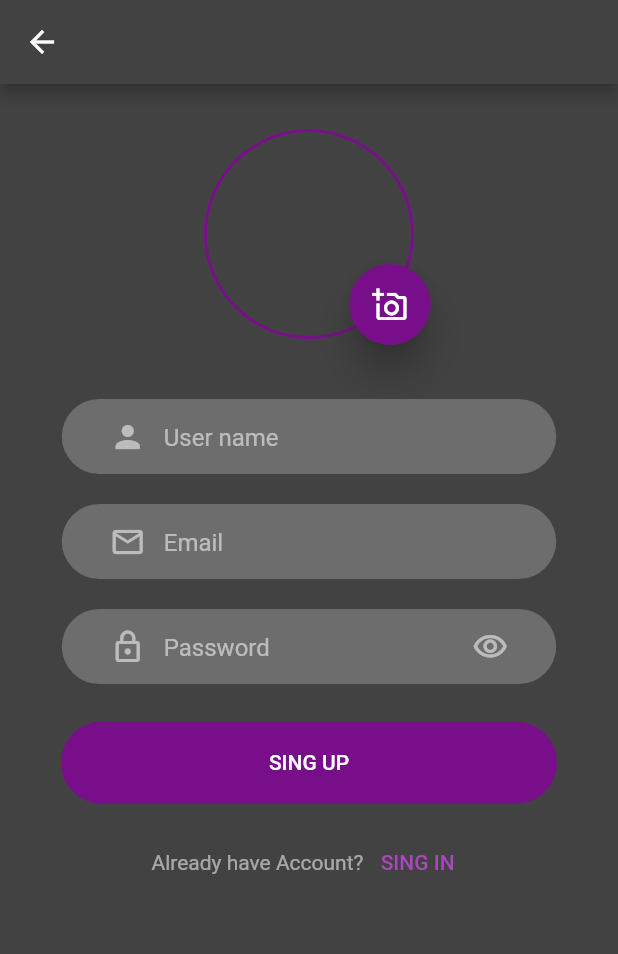
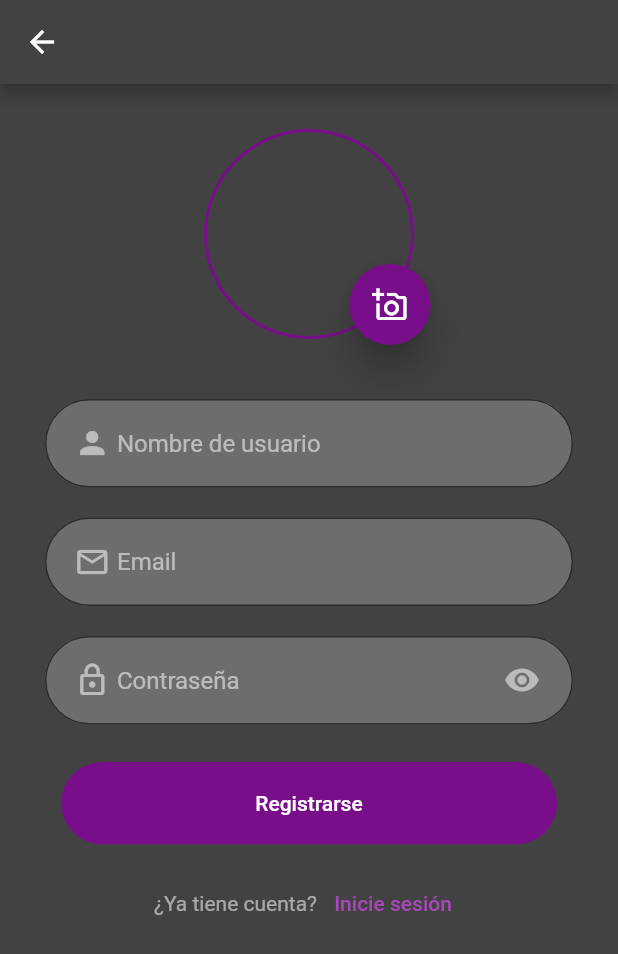
Before and after one commit to AlmudenaRA/GoTravel, a Flutter app: the SingUp screen opened by its route, on a phone screen of 412 x 824 dp. Shown: the top 954 px of the screen. Run offline on Flutter 3.47's test engine with Material 2 defaults, Android fonts, the phone set to English and light mode, and no system bars; our stand-ins replace cloud_firestore, firebase_auth, firebase_core, firebase_storage, google_sign_in, image_picker; accounts and stored records are empty.

Commit message:
Registra usuario sin foto

```diff
--- a/lib/constants.dart
+++ /dev/null
@@ -1,28 +0,0 @@
-class Constants {
-  //Textfield
-  static const String textEmail = 'Email';
-  static const String textPass = 'Password';
-  static const String textUserName = 'User name';
-  static const String textOptionPhoto = 'Elige una opción';
-  static const String textCamera = 'Cámara';
-  static const String textGallery = 'Galería';
-
-  //Button
-  static const String buttonLogin = 'LOGIN';
-  static const String buttonSingUp = 'SING UP';
-  static const String buttonSingIn = 'SING IN';
-
-  //Login
-  static const String textCuenta = "Don't have an Account? ";
-  static const String textOr = 'or';
-  static const String textSingIn = 'Sing in using';
-
-  //Routes
-  static const String routesSplash = 'splash_screen';
-  static const String routesLogin = 'login';
-  static const String routesSingUp = 'sing_up';
-  static const String routesHome = 'home';
-
-  //Sing up
-  static const String singAccount = "Already have Account? ";
-}
--- a/lib/main.dart
+++ b/lib/main.dart
@@ -1,7 +1,7 @@
 import 'package:firebase_core/firebase_core.dart';
 import 'package:flutter/material.dart';
 import 'package:flutter/services.dart';
-import 'package:gotravel/constants.dart';
+import 'package:gotravel/src/core/constants.dart';
 import 'package:gotravel/src/pages/home_page.dart';
 import 'package:gotravel/src/pages/login_page.dart';
 import 'package:gotravel/src/pages/sing_up.dart';
@@ -33,6 +33,7 @@
       theme: ThemeData(
         scaffoldBackgroundColor: MyColors.background,
         primaryColor: MyColors.background,
+        fontFamily: 'Roboto',
         visualDensity: VisualDensity.adaptivePlatformDensity,
       ),
 
--- a/lib/src/components/rounded_input_fiel.dart
+++ /dev/null
@@ -1,37 +0,0 @@
-import 'package:flutter/material.dart';
-import 'package:gotravel/src/components/text_field_container.dart';
-import 'package:gotravel/src/theme/my_colors.dart';
-
-class RoundedInputField extends StatelessWidget {
-  final String hintText;
-  final IconData icon;
-  final ValueChanged<String> onChanged;
-  final TextInputType keyboardType;
-  const RoundedInputField({
-    Key? key,
-    required this.hintText,
-    required this.icon,
-    required this.onChanged,
-    this.keyboardType = TextInputType.name,
-  }) : super(key: key);
-
-  @override
-  Widget build(BuildContext context) {
-    return TextFieldContainer(
-      child: TextField(
-        style: const TextStyle(color: MyColors.textWhite),
-        onChanged: onChanged,
-        keyboardType: keyboardType,
-        decoration: InputDecoration(
-          hintText: hintText,
-          hintStyle: const TextStyle(color: MyColors.textWhite),
-          prefixIcon: Icon(
-            icon,
-            color: MyColors.textWhite,
-          ),
-          border: InputBorder.none,
-        ),
-      ),
-    );
-  }
-}
--- /dev/null
+++ b/lib/src/core/constants.dart
@@ -0,0 +1,52 @@
+class Constants {
+  //Textfield
+  static const String textEmail = 'Email';
+  static const String textPass = 'Contraseña';
+  static const String textUserName = 'Nombre de usuario';
+  static const String textOptionPhoto = 'Elige una opción';
+  static const String textCamera = 'Cámara';
+  static const String textGallery = 'Galería';
+  static const String textRegistration = 'Registro';
+  static const String textRegistered = 'Registrado correctamente';
+
+  //Button
+  static const String buttonLogin = 'Iniciar sesión';
+  static const String buttonSingUp = 'Registrarse';
+  static const String buttonSingUpLogin = 'Registrarse aquí';
+  static const String buttonSingIn = 'Inicie sesión';
+  static const String buttonOk = 'OK';
+
+  //Login
+  static const String textCuenta = "¿No tiene cuenta? ";
+  static const String textOr = 'o';
+  static const String textSingIn = 'Inicie sesión con';
+
+  //Routes
+  static const String routesSplash = 'splash_screen';
+  static const String routesLogin = 'login';
+  static const String routesSingUp = 'sing_up';
+  static const String routesHome = 'home';
+
+  //Sing up
+  static const String singAccount = "¿Ya tiene cuenta? ";
+
+  //Firebase
+  static const String userColl = 'users';
+
+  //User
+  static const String userId = 'id';
+  static const String userUserName = 'userName';
+  static const String userEmail = 'email';
+  static const String userPass = 'password';
+  static const String userAvatar = 'avatar';
+  static const String userPoint = 'point';
+  static const String userFav = 'fav';
+
+  //Error
+  static const String strEmpty = 'Rellene el campo';
+  static const String errorFormatEmail = 'El formato de email no es válido';
+  static const String errorLenghtPass =
+      'La contraseña debe tener al menos 8 caracteres';
+  static const String error = 'Error';
+  static const String emailRegistered = 'El email ya está registrado';
+}
--- /dev/null
+++ b/lib/src/models/user_model.dart
@@ -0,0 +1,40 @@
+import 'package:gotravel/src/core/constants.dart';
+
+class UserModel {
+  String? id;
+  String? userName;
+  String? password;
+  String? email;
+  String? avatar;
+  int? point;
+  List<String>? fav;
+
+  UserModel({
+    this.id,
+    this.userName,
+    this.email,
+    this.password,
+    this.avatar,
+    this.point,
+    this.fav,
+  });
+
+  UserModel.fromJson(Map<String, dynamic> json)
+      : id = json[Constants.userId],
+        userName = json[Constants.userUserName],
+        email = json[Constants.userEmail],
+        password = json[Constants.userPass],
+        avatar = json[Constants.userAvatar],
+        point = json[Constants.userPoint],
+        fav = json[Constants.userFav].cast<String>();
+
+  Map<String, dynamic> toJson() => {
+        Constants.userId: id,
+        Constants.userUserName: userName,
+        Constants.userEmail: email,
+        Constants.userPass: password,
+        Constants.userAvatar: avatar,
+        Constants.userPoint: point,
+        Constants.userFav: fav,
+      };
+}
--- a/lib/src/pages/sing_up.dart
+++ b/lib/src/pages/sing_up.dart
@@ -1,12 +1,16 @@
 import 'dart:io';
+import 'package:firebase_auth/firebase_auth.dart';
 import 'package:flutter/material.dart';
-import 'package:gotravel/constants.dart';
-import 'package:gotravel/src/components/button_text_pop.dart';
-import 'package:gotravel/src/components/rounded_button.dart';
-import 'package:gotravel/src/components/rounded_input_fiel.dart';
-import 'package:gotravel/src/components/rounded_password_field.dart';
+import 'package:gotravel/src/core/constants.dart';
+import 'package:gotravel/src/widget/button_auth.dart';
+import 'package:gotravel/src/widget/button_text_pop.dart';
+import 'package:gotravel/src/widget/rounded_input_fiel.dart';
+import 'package:gotravel/src/models/user_model.dart';
 import 'package:gotravel/src/theme/my_colors.dart';
 import 'package:image_picker/image_picker.dart';
+import 'package:gotravel/src/data/auth_service.dart' as auth_service;
+import 'package:gotravel/src/utils/utils.dart' as utils;
+import 'package:firebase_storage/firebase_storage.dart' as firebase_storage;
 
 class SingUp extends StatefulWidget {
   const SingUp({Key? key}) : super(key: key);
@@ -18,6 +22,10 @@ class SingUp extends StatefulWidget {
 class _SingUpState extends State<SingUp> {
   File? _pickedFile;
   final ImagePicker _picker = ImagePicker();
+  XFile? image;
+  final _formKey = GlobalKey<FormState>();
+  final _auth = FirebaseAuth.instance;
+  UserModel users = UserModel();
 
   @override
   Widget build(BuildContext context) {
@@ -26,6 +34,8 @@ class _SingUpState extends State<SingUp> {
         backgroundColor: MyColors.background,
       ),
       body: SingleChildScrollView(
+        child: Form(
+          key: _formKey,
           child: Column(
             mainAxisAlignment: MainAxisAlignment.start,
             children: <Widget>[
@@ -33,19 +43,24 @@ class _SingUpState extends State<SingUp> {
               RoundedInputField(
                 hintText: Constants.textUserName,
                 icon: Icons.person,
-                onChanged: (value) {}),
+                onSaved: (val) => users.userName = val,
+              ),
               RoundedInputField(
                 hintText: Constants.textEmail,
                 icon: Icons.email_outlined,
+                email: true,
                 keyboardType: TextInputType.emailAddress,
-              onChanged: (value) {},
+                onSaved: (val) => users.email = val,
               ),
-            RoundedPasswordField(
-              onChanged: (value) {},
+              RoundedInputField(
+                hintText: Constants.textPass,
+                icon: Icons.lock_outlined,
+                pass: true,
+                onSaved: (val) => users.password = val,
               ),
-            const RoundedButton(
+              AuthButton(
                 text: Constants.buttonSingUp,
-              //onPressed: () => _onPressed(),
+                onPressed: () => _onPressed(),
               ),
               Row(
                 mainAxisAlignment: MainAxisAlignment.center,
@@ -64,15 +79,16 @@ class _SingUpState extends State<SingUp> {
             ],
           ),
         ),
+      ),
     );
   }
 
   //Seleccionar una imagen de la galería o cámara, según reciba por parámetro
   _pickImage(ImageSource source) async {
-    final XFile? image = await _picker.pickImage(source: source);
+    image = await _picker.pickImage(source: source);
     setState(() {
       if (image != null) {
-        _pickedFile = File(image.path);
+        _pickedFile = File(image!.path);
         Navigator.pop(context);
       }
     });
@@ -91,7 +107,6 @@ class _SingUpState extends State<SingUp> {
               radius: 68,
               backgroundColor: MyColors.background,
               backgroundImage:
-                  // ignore: unnecessary_null_comparison
                   _pickedFile == null ? null : FileImage(_pickedFile!),
             ),
           ),
@@ -170,4 +185,42 @@ class _SingUpState extends State<SingUp> {
           );
         });
   }
+
+  _imagenStorage() {
+    firebase_storage.FirebaseStorage.instance
+        .ref("images/user/${_auth.currentUser!.uid}.jpeg")
+        .putFile(File(image!.path))
+        .whenComplete(() => {
+              downImage(users).then(
+                () => _closeCircAndNav(),
+              ),
+            });
   }
+
+  ///Se descarga la url de firebaseStorage
+  downImage(user) async {
+    String url = await firebase_storage.FirebaseStorage.instance
+        .ref("images/user/${_auth.currentUser!.uid}.jpeg")
+        .getDownloadURL();
+    user.avatar = url;
+    await _auth.currentUser!.updatePhotoURL(user.avatar);
+  }
+
+  _onPressed() async {
+    if (!_formKey.currentState!.validate()) {
+      return;
+    }
+    _formKey.currentState!.save();
+
+    if (image != null) {
+      _imagenStorage();
+    }
+
+    auth_service.createUserWithEmailAndPassword(context, users);
+  }
+
+  _closeCircAndNav() {
+    utils.hideLoadingIndicator(context);
+    Navigator.of(context).pushReplacementNamed(Constants.routesLogin);
+  }
+}
--- /dev/null
+++ b/lib/src/widget/button_auth.dart
@@ -0,0 +1,42 @@
+import 'package:flutter/material.dart';
+import 'package:gotravel/src/theme/my_colors.dart';
+
+class AuthButton extends StatelessWidget {
+  final String text;
+  final Function onPressed;
+  final Color color;
+  final Color textColor;
+
+  const AuthButton({
+    Key? key,
+    required this.text,
+    this.color = MyColors.secundary,
+    this.textColor = MyColors.textButton,
+    required this.onPressed,
+  }) : super(key: key);
+
+  @override
+  Widget build(BuildContext context) {
+    Size size = MediaQuery.of(context).size;
+
+    return Container(
+      margin: const EdgeInsets.symmetric(vertical: 10),
+      padding: const EdgeInsets.symmetric(horizontal: 20, vertical: 5),
+      width: size.width * 0.9,
+      height: 65,
+      child: ClipRRect(
+        borderRadius: BorderRadius.circular(29),
+        child: TextButton(
+          style: ButtonStyle(
+            backgroundColor: MaterialStateProperty.all<Color>(color),
+            foregroundColor: MaterialStateProperty.all<Color>(textColor),
+          ),
+          onPressed: () {
+            onPressed();
+          },
+          child: Text(text),
+        ),
+      ),
+    );
+  }
+}
--- a/lib/src/components/rounded_button.dart
+++ b/lib/src/widget/rounded_button.dart
@@ -3,6 +3,7 @@ import 'package:gotravel/src/theme/my_colors.dart';
 
 class RoundedButton extends StatelessWidget {
   final String text;
+  final String navigation;
   final Color color;
   final Color textColor;
 
@@ -11,6 +12,7 @@ class RoundedButton extends StatelessWidget {
     required this.text,
     this.color = MyColors.secundary,
     this.textColor = MyColors.textButton,
+    required this.navigation,
   }) : super(key: key);
 
   @override
@@ -29,7 +31,9 @@ class RoundedButton extends StatelessWidget {
             backgroundColor: MaterialStateProperty.all<Color>(color),
             foregroundColor: MaterialStateProperty.all<Color>(textColor),
           ),
-          onPressed: () {},
+          onPressed: () {
+            Navigator.pushNamed(context, navigation);
+          },
           child: Text(text),
         ),
       ),
--- /dev/null
+++ b/lib/src/widget/rounded_input_fiel.dart
@@ -0,0 +1,98 @@
+import 'package:flutter/material.dart';
+import 'package:gotravel/src/core/constants.dart';
+import 'package:gotravel/src/theme/my_colors.dart';
+import 'package:gotravel/src/utils/utils.dart' as utils;
+
+class RoundedInputField extends StatefulWidget {
+  final String hintText;
+  final IconData icon;
+  final TextInputType keyboardType;
+  final Function onSaved;
+  //final String? Function(String?)? validator;
+  final bool pass;
+  final bool email;
+  final String? initialValue;
+
+  const RoundedInputField({
+    Key? key,
+    required this.hintText,
+    required this.icon,
+    this.keyboardType = TextInputType.name,
+    required this.onSaved,
+    //this.validator,
+    this.pass = false,
+    this.email = false,
+    this.initialValue,
+  }) : super(key: key);
+
+  @override
+  _TextFieldFormState createState() => _TextFieldFormState();
+}
+
+class _TextFieldFormState extends State<RoundedInputField> {
+  bool _passVisibility = true;
+
+  @override
+  Widget build(BuildContext context) {
+    return Padding(
+      padding: const EdgeInsets.symmetric(horizontal: 30, vertical: 10),
+      child: TextFormField(
+          initialValue: widget.initialValue ?? widget.initialValue,
+          style: const TextStyle(color: MyColors.textWhite),
+          keyboardType: widget.keyboardType,
+          decoration: InputDecoration(
+            hintText: widget.hintText,
+            hintStyle: const TextStyle(color: MyColors.textWhite),
+            prefixIcon: Padding(
+              padding: const EdgeInsets.only(left: 15),
+              child: Icon(
+                widget.icon,
+                color: MyColors.textWhite,
+              ),
+            ),
+            filled: true,
+            fillColor: MyColors.pLight,
+            focusedBorder: OutlineInputBorder(
+              borderRadius: BorderRadius.circular(30),
+              borderSide: const BorderSide(color: MyColors.secundary, width: 2),
+            ),
+            border: OutlineInputBorder(
+              borderRadius: BorderRadius.circular(30),
+              borderSide: const BorderSide(color: MyColors.pLight),
+            ),
+            suffixIcon: widget.pass
+                ? Padding(
+                    padding: const EdgeInsets.only(right: 10),
+                    child: IconButton(
+                      color: MyColors.textWhite,
+                      icon: _passVisibility
+                          ? const Icon(Icons.visibility)
+                          : const Icon(Icons.visibility_off),
+                      onPressed: () {
+                        _passVisibility = !_passVisibility;
+                        setState(() {});
+                      },
+                    ),
+                  )
+                : null,
+          ),
+          cursorColor: MyColors.secundary,
+          obscureText: widget.pass ? _passVisibility : false,
+          onSaved: (val) => widget.onSaved(val),
+          validator: (val) {
+            if (val == null || val.isEmpty) {
+              return Constants.strEmpty;
+            } else if (widget.email) {
+              if (!utils.validEmail(val)) {
+                return Constants.errorFormatEmail;
+              }
+            } else if (widget.pass) {
+              if (val.length < 8) {
+                return Constants.errorLenghtPass;
+              }
+            }
+            return null;
+          }),
+    );
+  }
+}
--- a/lib/src/components/rounded_password_field.dart
+++ b/lib/src/widget/rounded_password_field.dart
@@ -1,6 +1,6 @@
 import 'package:flutter/material.dart';
-import 'package:gotravel/constants.dart';
-import 'package:gotravel/src/components/text_field_container.dart';
+import 'package:gotravel/src/core/constants.dart';
+import 'package:gotravel/src/widget/text_field_container.dart';
 import 'package:gotravel/src/theme/my_colors.dart';
 
 class RoundedPasswordField extends StatelessWidget {
--- a/lib/src/components/text_field_container.dart
+++ b/lib/src/widget/text_field_container.dart
@@ -17,7 +17,9 @@ class TextFieldContainer extends StatelessWidget {
       width: size.width * 0.8,
       height: 50,
       decoration: BoxDecoration(
-          color: MyColors.pLight, borderRadius: BorderRadius.circular(29)),
+        color: MyColors.pLight,
+        borderRadius: BorderRadius.circular(29),
+      ),
       child: child,
     );
   }
--- a/lib/src/components/user_photo.dart
+++ b/lib/src/widget/user_photo.dart
@@ -1,9 +1,8 @@
 import 'dart:io';
 
 import 'package:flutter/material.dart';
-import 'package:gotravel/constants.dart';
+import 'package:gotravel/src/core/constants.dart';
 import 'package:gotravel/src/theme/my_colors.dart';
-import 'package:image_picker/image_picker.dart';
 
 class UserPhoto extends StatelessWidget {
   final File? pickedFile;
--- a/pubspec.yaml
+++ b/pubspec.yaml
@@ -42,7 +42,7 @@ dependencies:
   firebase_auth_web: ^3.3.12
   google_sign_in: ^5.3.0
   cloud_firestore: ^3.1.13
-  firebase_storage: ^10.2.13
+  firebase_storage: ^10.2.14
 
   #imges
   image_picker: ^0.8.5
```
Also changed, not shown: lib/src/data/auth_service.dart (+69 -15 lines), lib/src/models/user.dart (deleted, +0 -31 lines), lib/src/pages/login_page.dart (+21 -11 lines), lib/src/provider/user_provider.dart (+39 -15 lines), lib/src/utils/utils.dart (added, +127 -0 lines), lib/src/widget/button_text.dart (renamed from lib/src/components/button_text.dart), lib/src/widget/button_text_pop.dart (renamed from lib/src/components/button_text_pop.dart), pubspec.lock. Lines whose indentation alone changed are shown as unchanged.
